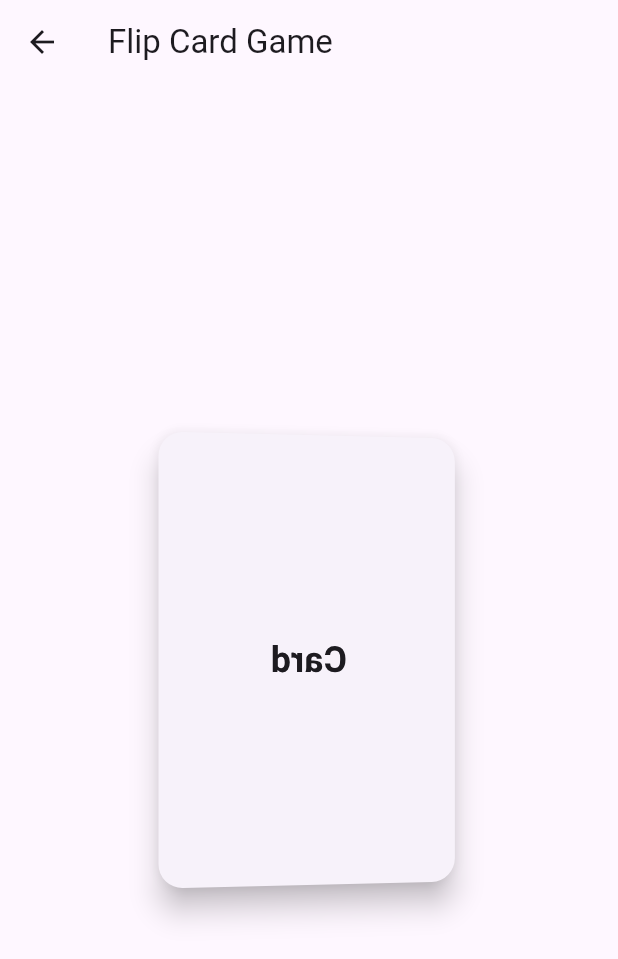
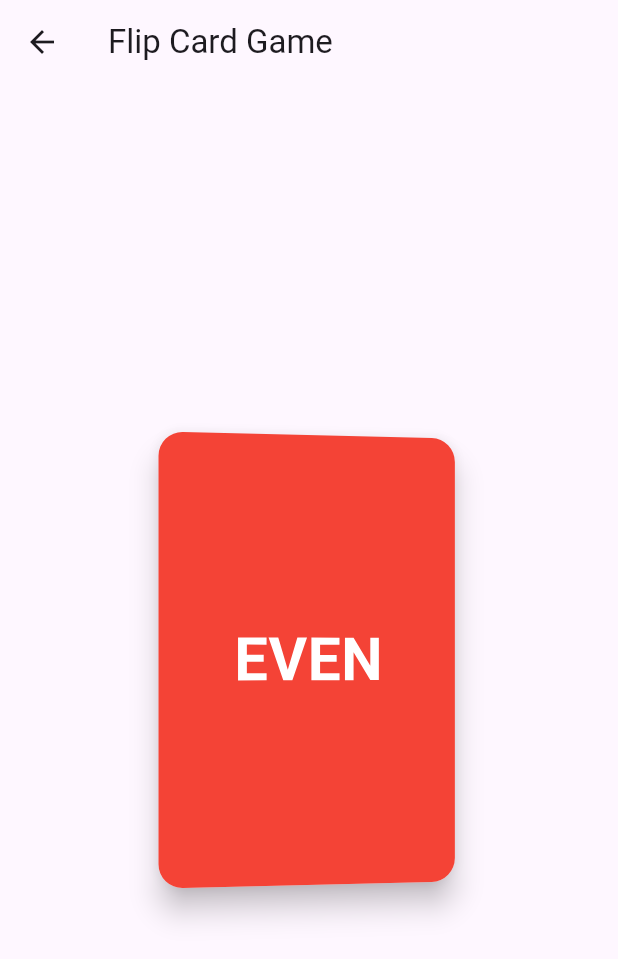
Before and after one commit to runaby/flutter_lets_bet, a Flutter app: the FlipCardGame screen opened directly, on a phone screen of 412 x 824 dp. Shown: the top 959 px of the screen. Run offline on Flutter 3.47's test engine with Material 3 defaults, Android fonts, the phone set to English and light mode, and no system bars; our stand-ins replace audioplayers.

Commit message:
수정중

```diff
--- a/lib/flip_card_game.dart
+++ b/lib/flip_card_game.dart
@@ -9,6 +9,8 @@ class FlipCardGame extends StatefulWidget {
 class _FlipCardGameState extends State<FlipCardGame> with SingleTickerProviderStateMixin {
   late AnimationController _controller;
   late Animation<double> _animation;
+  bool isFront = true; // 현재 보이는 면이 앞면인지 여부
+  bool isChk = true; // 현재 보이는 면이 앞면인지 여부
 
   @override
   void initState() {
@@ -17,10 +19,30 @@ class _FlipCardGameState extends State<FlipCardGame> with SingleTickerProviderSt
     _controller = AnimationController(
       duration: const Duration(seconds: 2),
       vsync: this,
-    )..repeat(); // 반복 애니메이션
+    )..repeat(); // 애니메이션 반복
 
-    // Tween을 사용하여 0부터 1까지의 애니메이션 값 생성
-    _animation = Tween<double>(begin: 0, end: 1).animate(_controller);
+    // 애니메이션 리스너를 추가하여 회전 각도에 따라 면을 변경
+    _animation = Tween<double>(begin: 0, end: 1).animate(_controller)
+      ..addListener(() {
+        // 180도(애니메이션 값이 정확히 0.5일 때)에서만 텍스트 변경
+
+        if (_animation.value >= 0.5 && isChk) {
+          print("11111111111111111111111111111111111111111111111111111111111111");
+          print(_animation.value);
+          print(isFront);
+          setState(() {
+            isChk = false;
+            isFront = !isFront; // 뒷면으로 전환
+          });
+        }
+
+        if(_animation.value < 0.5){
+          isChk = true;
+        }
+
+
+      });
+
   }
 
   @override
@@ -40,29 +62,45 @@ class _FlipCardGameState extends State<FlipCardGame> with SingleTickerProviderSt
           animation: _animation,
           builder: (context, child) {
             // 3D 회전 변환을 적용하기 위해 Matrix4 사용
+            double angle = pi * _animation.value; // 0 ~ pi 값으로 회전
             return Transform(
               alignment: Alignment.center,
               transform: Matrix4.identity()
                 ..setEntry(3, 2, 0.001) // 3D 효과를 위한 원근감 설정
-                ..rotateY(pi * _animation.value), // Y축 기준으로 좌우 회전 (0 ~ pi 사이 값으로 회전)
-              child: Card(
-                elevation: 8,
-                shape: RoundedRectangleBorder(borderRadius: BorderRadius.circular(16)),
-                child: Container(
-                  width: 200,
-                  height: 300,
-                  child: Center(
-                    child: Text(
-                      'Card',
-                      style: TextStyle(fontSize: 24, fontWeight: FontWeight.bold),
+                ..rotateY(angle), // Y축 기준으로 좌우 회전 (0 ~ pi 사이 값으로 회전)
+              child: isFront
+                  ? _buildCard('ODD', Colors.blue) // 앞면 (홀)
+                  : Transform(
+                      alignment: Alignment.center,
+                      transform: Matrix4.identity()..rotateY(pi), // 뒷면을 뒤집어서 보이도록 설정
+                      child: _buildCard('EVEN', Colors.red), // 뒷면 (짝)
                     ),
-                  ),
-                ),
-              ),
             );
           },
         ),
       ),
     );
   }
+
+  // 카드를 만드는 함수, text와 배경색을 받아서 카드 생성
+  Widget _buildCard(String text, Color color) {
+    return Card(
+      elevation: 8,
+      shape: RoundedRectangleBorder(borderRadius: BorderRadius.circular(16)),
+      child: Container(
+        width: 200,
+        height: 300,
+        decoration: BoxDecoration(
+          color: color, // 배경 색상
+          borderRadius: BorderRadius.circular(16),
+        ),
+        child: Center(
+          child: Text(
+            text,
+            style: TextStyle(fontSize: 40, fontWeight: FontWeight.bold, color: Colors.white),
+          ),
+        ),
+      ),
+    );
+  }
 }
```
